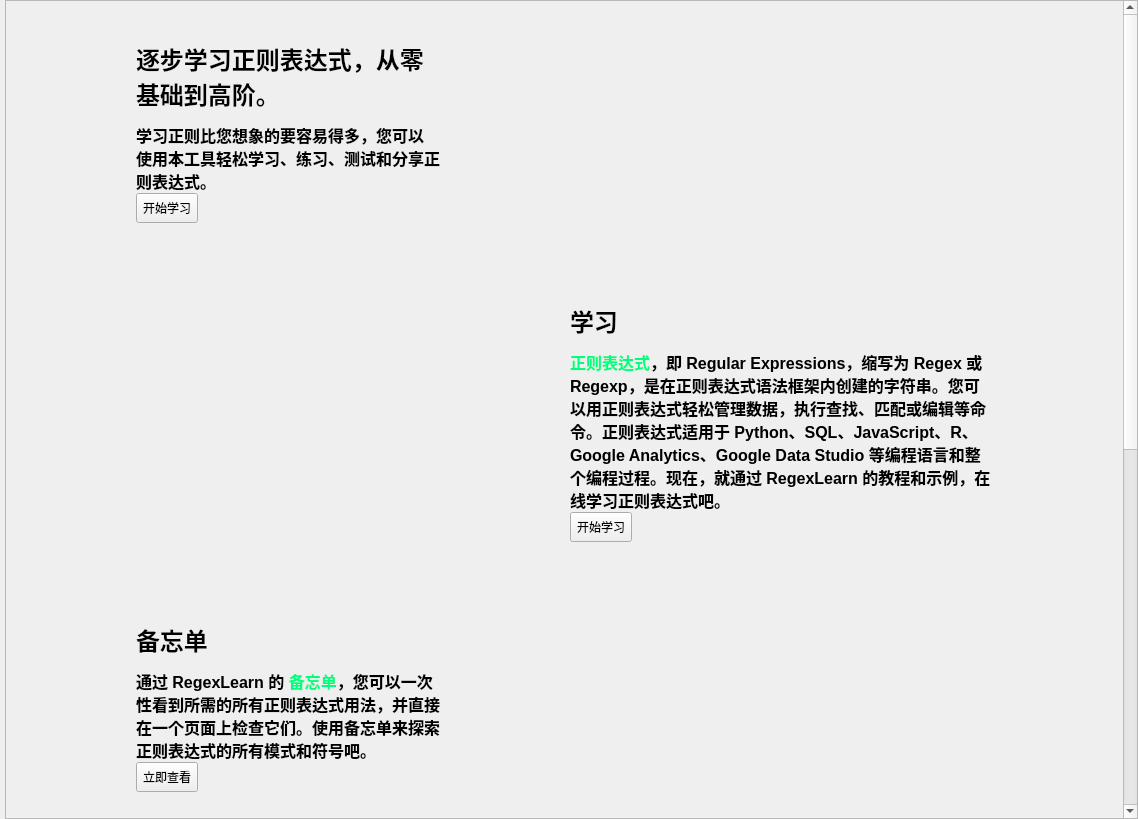
Above: src/page/homeWnd/HomeWindow.ui from CodingRookie98/RegexLearning before the change. Below: the same form after it.
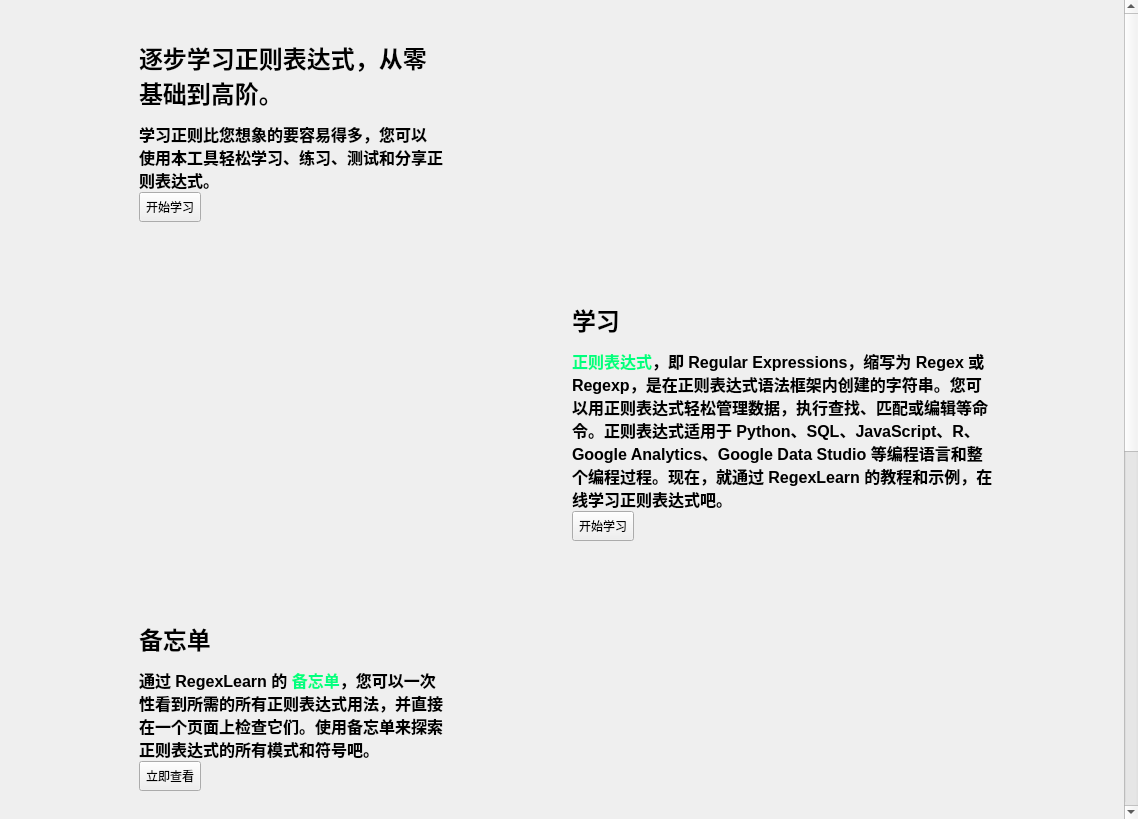
That is the form after the change. Icons and pictures are not drawn.

```diff
--- a/src/page/homeWnd/HomeWindow.ui
+++ b/src/page/homeWnd/HomeWindow.ui
@@ -15,7 +15,7 @@
   </property>
   <layout class="QGridLayout" name="gridLayout">
    <property name="leftMargin">
-    <number>5</number>
+    <number>0</number>
    </property>
    <property name="topMargin">
     <number>0</number>
@@ -31,6 +31,9 @@
    </property>
    <item row="0" column="0">
     <widget class="QScrollArea" name="scrollArea">
+     <property name="frameShape">
+      <enum>QFrame::NoFrame</enum>
+     </property>
      <property name="horizontalScrollBarPolicy">
       <enum>Qt::ScrollBarAlwaysOff</enum>
      </property>
@@ -47,14 +50,14 @@
       <property name="geometry">
        <rect>
         <x>0</x>
-        <y>0</y>
-        <width>1114</width>
+        <y>-2181</y>
+        <width>1121</width>
         <height>3000</height>
        </rect>
       </property>
       <layout class="QGridLayout" name="gridLayout_2">
        <property name="leftMargin">
-        <number>0</number>
+        <number>10</number>
        </property>
        <property name="topMargin">
         <number>0</number>
```
